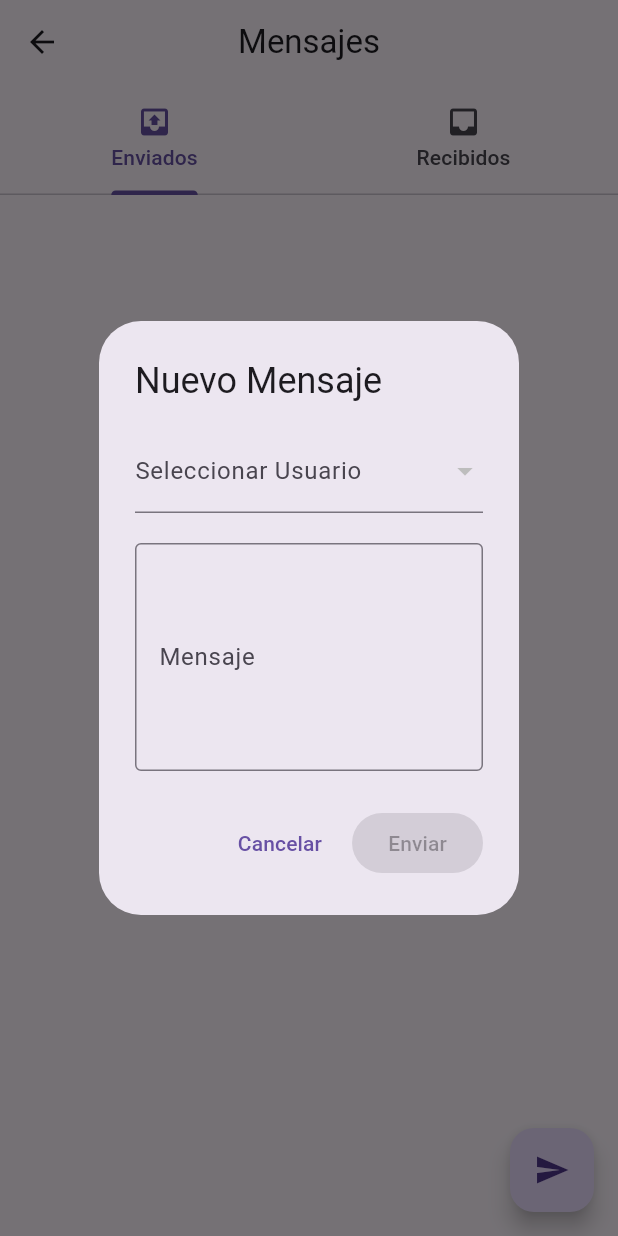
After one commit to BederCC/eliasflutterwork, a Flutter app: the MessagesScreen screen opened by its route, after a tap on the "send" icon, on a phone screen of 412 x 824 dp. The commit adds this screen. Run offline on Flutter 3.47's test engine with Material 3 defaults, Android fonts, the phone set to English and light mode, and no system bars; our stand-ins replace cloud_firestore, firebase_auth, firebase_core; missing offline and left inert: firebase_ui_auth; accounts and stored records are empty.

Commit message:
funcionando con mensajes

```diff
--- a/lib/main.dart
+++ b/lib/main.dart
@@ -2,6 +2,7 @@ import 'package:aplicacion1/categories_screen.dart';
 import 'package:aplicacion1/exchanges_screen.dart';
 import 'package:aplicacion1/firebase_options.dart';
 import 'package:aplicacion1/inventory_screen.dart';
+import 'package:aplicacion1/messages_screen.dart';
 import 'package:aplicacion1/products_screen.dart';
 import 'package:aplicacion1/users_screen.dart';
 import 'package:aplicacion1/user_products_screen.dart';
@@ -51,8 +52,8 @@ class MyApp extends StatelessWidget {
         '/categories': (context) => const CategoriesScreen(),
         '/products': (context) => const ProductsScreen(),
         '/exchanges': (context) => const ExchangeScreen(),
-        // '/messages': (context) =>
-        //     const MessagesScreen(), // Nueva ruta para mensajes
+        '/messages': (context) =>
+            const MessagesScreen(), // Nueva ruta para mensajes
         // '/ratings': (context) =>
         //     const RatingsScreen(), // Nueva ruta para valoraciones
         '/assign-product': (context) {
--- /dev/null
+++ b/lib/messages_screen.dart
@@ -0,0 +1,399 @@
+import 'package:flutter/material.dart';
+import 'package:cloud_firestore/cloud_firestore.dart';
+import 'package:firebase_auth/firebase_auth.dart';
+import 'package:intl/intl.dart';
+
+class MessagesScreen extends StatefulWidget {
+  const MessagesScreen({super.key});
+
+  @override
+  State<MessagesScreen> createState() => _MessagesScreenState();
+}
+
+class _MessagesScreenState extends State<MessagesScreen>
+    with SingleTickerProviderStateMixin {
+  final FirebaseAuth _auth = FirebaseAuth.instance;
+  final FirebaseFirestore _firestore = FirebaseFirestore.instance;
+  late TabController _tabController;
+  int _currentTabIndex = 0;
+  bool _isLoading = false;
+
+  @override
+  void initState() {
+    super.initState();
+    _tabController = TabController(length: 2, vsync: this);
+    _tabController.addListener(_handleTabSelection);
+  }
+
+  void _handleTabSelection() {
+    if (_tabController.indexIsChanging) {
+      setState(() {
+        _currentTabIndex = _tabController.index;
+      });
+    }
+  }
+
+  @override
+  void dispose() {
+    _tabController.dispose();
+    super.dispose();
+  }
+
+  Future<void> _sendMessage({
+    required String recipientId,
+    required String content,
+  }) async {
+    final currentUser = _auth.currentUser;
+    if (currentUser == null) return;
+
+    setState(() => _isLoading = true);
+
+    try {
+      await _firestore.collection('messages').add({
+        'senderId': currentUser.uid,
+        'recipientId': recipientId,
+        'content': content,
+        'createdAt': FieldValue.serverTimestamp(),
+        'read': false, // Solo el destinatario necesita este campo
+        // Eliminamos el campo 'type' ya que no lo necesitaremos
+      });
+
+      if (!mounted) return;
+      ScaffoldMessenger.of(context).showSnackBar(
+        const SnackBar(content: Text('Mensaje enviado exitosamente')),
+      );
+    } catch (e) {
+      if (!mounted) return;
+      ScaffoldMessenger.of(context).showSnackBar(
+        SnackBar(content: Text('Error al enviar mensaje: ${e.toString()}')),
+      );
+    } finally {
+      if (mounted) {
+        setState(() => _isLoading = false);
+      }
+    }
+  }
+
+  Widget _buildMessageList(String type) {
+    final currentUser = _auth.currentUser;
+    if (currentUser == null) return const SizedBox();
+
+    return StreamBuilder<QuerySnapshot>(
+      stream: _firestore
+          .collection('messages')
+          .where(
+            type == 'sent' ? 'senderId' : 'recipientId',
+            isEqualTo: currentUser.uid,
+          )
+          .snapshots(),
+      builder: (context, snapshot) {
+        if (snapshot.hasError) {
+          return Center(child: Text('Error: ${snapshot.error}'));
+        }
+
+        if (snapshot.connectionState == ConnectionState.waiting) {
+          return const Center(child: CircularProgressIndicator());
+        }
+
+        if (!snapshot.hasData || snapshot.data!.docs.isEmpty) {
+          return _buildEmptyState(type);
+        }
+
+        // Filtrar y ordenar localmente
+        final messages =
+            snapshot.data!.docs
+                .map((doc) => doc.data() as Map<String, dynamic>)
+                .toList()
+              ..sort(
+                (a, b) => (b['createdAt'] as Timestamp).compareTo(
+                  a['createdAt'] as Timestamp,
+                ),
+              );
+
+        return ListView.builder(
+          itemCount: messages.length,
+          itemBuilder: (context, index) {
+            final messageData = messages[index];
+            return _buildMessageItem(messageData, type);
+          },
+        );
+      },
+    );
+  }
+
+  Widget _buildEmptyState(String type) {
+    return Center(
+      child: Column(
+        mainAxisAlignment: MainAxisAlignment.center,
+        children: [
+          Icon(Icons.message, size: 50, color: Colors.grey),
+          const SizedBox(height: 16),
+          Text(
+            type == 'sent'
+                ? 'No has enviado mensajes'
+                : 'No tienes mensajes recibidos',
+            style: const TextStyle(color: Colors.grey),
+          ),
+        ],
+      ),
+    );
+  }
+
+  Widget _buildMessageItem(Map<String, dynamic> messageData, String type) {
+    final isUnread = type == 'received' && !messageData['read'];
+
+    return FutureBuilder(
+      future: Future.wait([
+        _firestore.collection('users').doc(messageData['senderId']).get(),
+        _firestore.collection('users').doc(messageData['recipientId']).get(),
+      ]),
+      builder: (context, AsyncSnapshot<List<DocumentSnapshot>> userSnapshot) {
+        if (userSnapshot.connectionState == ConnectionState.waiting) {
+          return const ListTile(title: Text('Cargando...'));
+        }
+
+        final sender = userSnapshot.data![0].data() as Map<String, dynamic>;
+        final recipient = userSnapshot.data![1].data() as Map<String, dynamic>;
+
+        return GestureDetector(
+          onTap: () {
+            if (isUnread) {
+              _markAsRead(messageData['id']);
+            }
+          },
+          child: Card(
+            margin: const EdgeInsets.symmetric(horizontal: 16, vertical: 8),
+            color: isUnread
+                ? Colors.blue[50]
+                : null, // Fondo azul claro para no leídos
+            elevation: isUnread ? 4 : 1, // Mayor elevación para no leídos
+            shape: RoundedRectangleBorder(
+              side: isUnread
+                  ? BorderSide(color: Colors.blue, width: 2)
+                  : BorderSide.none,
+              borderRadius: BorderRadius.circular(12),
+            ),
+            child: ListTile(
+              contentPadding: const EdgeInsets.all(12),
+              leading: CircleAvatar(
+                backgroundColor: isUnread ? Colors.blue : Colors.grey,
+                child: Icon(
+                  type == 'sent' ? Icons.outbox : Icons.inbox,
+                  color: Colors.white,
+                ),
+              ),
+              title: Text(
+                type == 'sent'
+                    ? 'Para: ${recipient['nombre']} ${recipient['apellido']}'
+                    : 'De: ${sender['nombre']} ${sender['apellido']}',
+                style: TextStyle(
+                  fontWeight: isUnread ? FontWeight.bold : FontWeight.normal,
+                  color: isUnread ? Colors.blue[800] : Colors.black,
+                ),
+              ),
+              subtitle: Column(
+                crossAxisAlignment: CrossAxisAlignment.start,
+                children: [
+                  Text(
+                    messageData['content'],
+                    style: TextStyle(
+                      fontWeight: isUnread
+                          ? FontWeight.w500
+                          : FontWeight.normal,
+                    ),
+                  ),
+                  const SizedBox(height: 4),
+                  Row(
+                    children: [
+                      Icon(Icons.access_time, size: 14, color: Colors.grey),
+                      const SizedBox(width: 4),
+                      Text(
+                        DateFormat(
+                          'dd/MM/yyyy HH:mm',
+                        ).format(messageData['createdAt'].toDate()),
+                        style: const TextStyle(
+                          fontSize: 12,
+                          color: Colors.grey,
+                        ),
+                      ),
+                      if (isUnread) ...[
+                        const Spacer(),
+                        Container(
+                          padding: const EdgeInsets.symmetric(
+                            horizontal: 8,
+                            vertical: 4,
+                          ),
+                          decoration: BoxDecoration(
+                            color: Colors.blue,
+                            borderRadius: BorderRadius.circular(12),
+                          ),
+                          child: const Text(
+                            'NUEVO',
+                            style: TextStyle(
+                              color: Colors.white,
+                              fontSize: 10,
+                              fontWeight: FontWeight.bold,
+                            ),
+                          ),
+                        ),
+                      ],
+                    ],
+                  ),
+                ],
+              ),
+            ),
+          ),
+        );
+      },
+    );
+  }
+
+  Future<void> _markAsRead(String messageId) async {
+    try {
+      await _firestore.collection('messages').doc(messageId).update({
+        'read': true,
+        'updatedAt': FieldValue.serverTimestamp(),
+      });
+    } catch (e) {
+      if (!mounted) return;
+      ScaffoldMessenger.of(context).showSnackBar(
+        SnackBar(content: Text('Error al marcar como leído: ${e.toString()}')),
+      );
+    }
+  }
+
+  @override
+  Widget build(BuildContext context) {
+    return Scaffold(
+      appBar: AppBar(
+        title: const Text('Mensajes'),
+        bottom: TabBar(
+          controller: _tabController,
+          tabs: const [
+            Tab(icon: Icon(Icons.outbox), text: 'Enviados'),
+            Tab(icon: Icon(Icons.inbox), text: 'Recibidos'),
+          ],
+        ),
+      ),
+      body: TabBarView(
+        controller: _tabController,
+        children: [_buildMessageList('sent'), _buildMessageList('received')],
+      ),
+      floatingActionButton: FloatingActionButton(
+        onPressed: _isLoading ? null : () => _showNewMessageDialog(),
+        child: _isLoading
+            ? const CircularProgressIndicator(color: Colors.white)
+            : const Icon(Icons.send),
+      ),
+    );
+  }
+
+  void _showNewMessageDialog() {
+    final currentUser = _auth.currentUser;
+    if (currentUser == null) return;
+
+    String? selectedUserId;
+    final messageController = TextEditingController();
+
+    showDialog(
+      context: context,
+      builder: (context) {
+        return StatefulBuilder(
+          builder: (context, setStateDialog) {
+            // Cambiado a setStateDialog para evitar confusión
+            return AlertDialog(
+              title: const Text('Nuevo Mensaje'),
+              content: SingleChildScrollView(
+                child: Column(
+                  mainAxisSize: MainAxisSize.min,
+                  children: [
+                    // Selector de usuario
+                    StreamBuilder<QuerySnapshot>(
+                      stream: _firestore
+                          .collection('users')
+                          .where(
+                            FieldPath.documentId,
+                            isNotEqualTo: currentUser.uid,
+                          )
+                          .snapshots(),
+                      builder: (context, snapshot) {
+                        if (!snapshot.hasData) {
+                          return const CircularProgressIndicator();
+                        }
+                        return DropdownButtonFormField<String>(
+                          decoration: const InputDecoration(
+                            labelText: 'Seleccionar Usuario',
+                          ),
+                          items: snapshot.data!.docs.map((userDoc) {
+                            final userData =
+                                userDoc.data() as Map<String, dynamic>;
+                            return DropdownMenuItem(
+                              value: userDoc.id,
+                              child: Text(
+                                '${userData['nombre']} ${userData['apellido']}',
+                              ),
+                            );
+                          }).toList(),
+                          onChanged: (value) {
+                            setStateDialog(() {
+                              // Usar setStateDialog para actualizar el estado del diálogo
+                              selectedUserId = value;
+                            });
+                          },
+                          validator: (value) =>
+                              value == null ? 'Selecciona un usuario' : null,
+                        );
+                      },
+                    ),
+                    const SizedBox(height: 20),
+                    // Campo de mensaje
+                    TextFormField(
+                      controller: messageController,
+                      decoration: const InputDecoration(
+                        labelText: 'Mensaje',
+                        border: OutlineInputBorder(),
+                      ),
+                      maxLines: 5,
+                      onChanged: (value) {
+                        setStateDialog(
+                          () {},
+                        ); // Actualizar estado cuando cambia el texto
+                      },
+                      validator: (value) {
+                        if (value == null || value.isEmpty) {
+                          return 'Escribe un mensaje';
+                        }
+                        return null;
+                      },
+                    ),
+                  ],
+                ),
+              ),
+              actions: [
+                TextButton(
+                  onPressed: () => Navigator.pop(context),
+                  child: const Text('Cancelar'),
+                ),
+                ElevatedButton(
+                  onPressed:
+                      selectedUserId == null || messageController.text.isEmpty
+                      ? null
+                      : () {
+                          _sendMessage(
+                            recipientId: selectedUserId!,
+                            content: messageController.text,
+                          ).then((_) {
+                            messageController.clear();
+                            Navigator.pop(context);
+                          });
+                        },
+                  child: const Text('Enviar'),
+                ),
+              ],
+            );
+          },
+        );
+      },
+    );
+  }
+}
```
